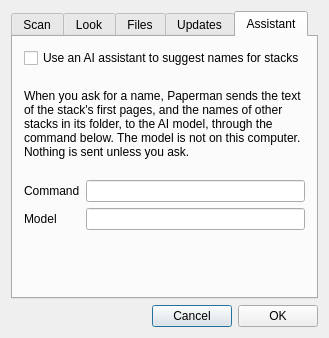
sjg20/paperman, file options.ui: the form before one commit.
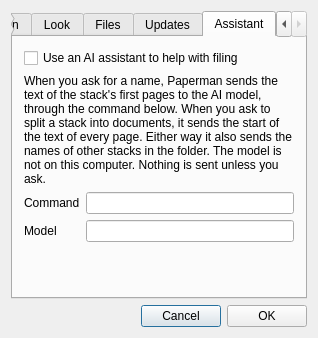
The form after the commit. The open tabs and pages were chosen to show the change. Custom widgets are drawn as their Qt base class.

Commit message: desktop: Split a stack into the documents a model finds

What changed in the file:
```diff
--- a/options.ui
+++ b/options.ui
@@ -351,14 +351,14 @@
        <item>
         <widget class="QCheckBox" name="assistantEnable">
          <property name="text">
-          <string>Use an AI assistant to suggest names for stacks</string>
+          <string>Use an AI assistant to help with filing</string>
          </property>
         </widget>
        </item>
        <item>
         <widget class="QLabel" name="assistantNote">
          <property name="text">
-          <string>When you ask for a name, Paperman sends the text of the stack's first pages, and the names of other stacks in its folder, to the AI model, through the command below. The model is not on this computer. Nothing is sent unless you ask.</string>
+          <string>When you ask for a name, Paperman sends the text of the stack's first pages to the AI model, through the command below. When you ask to split a stack into documents, it sends the start of the text of every page. Either way it also sends the names of other stacks in the folder. The model is not on this computer. Nothing is sent unless you ask.</string>
          </property>
          <property name="wordWrap">
           <bool>true</bool>
```
The commit also changes 5 other files.
